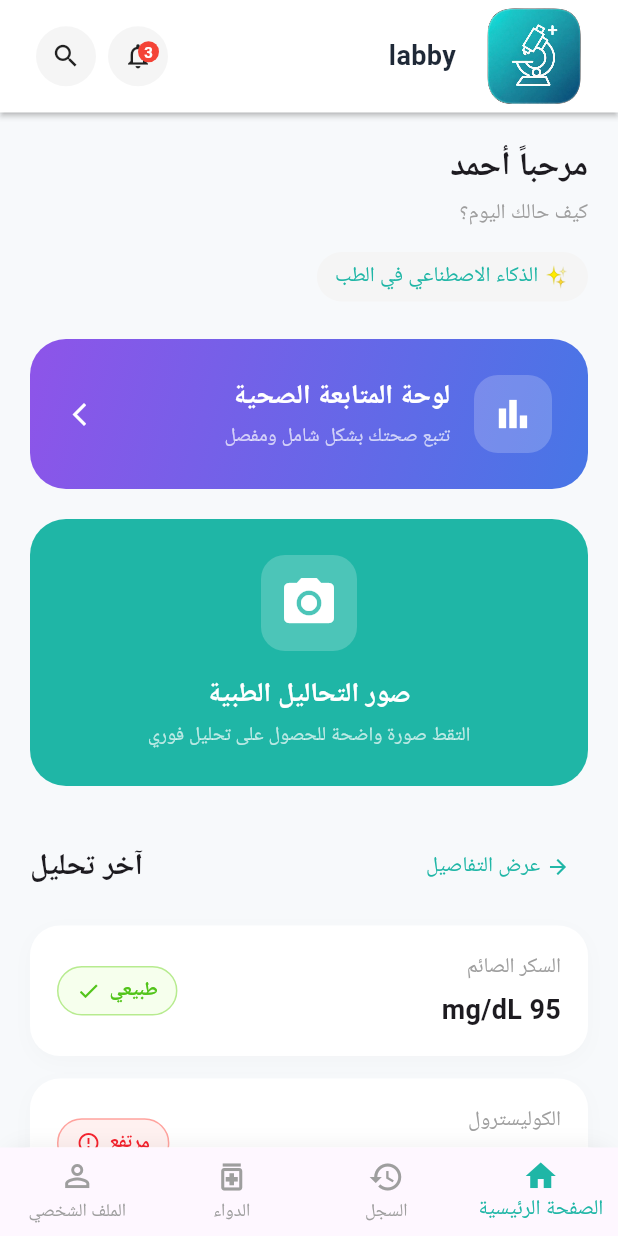
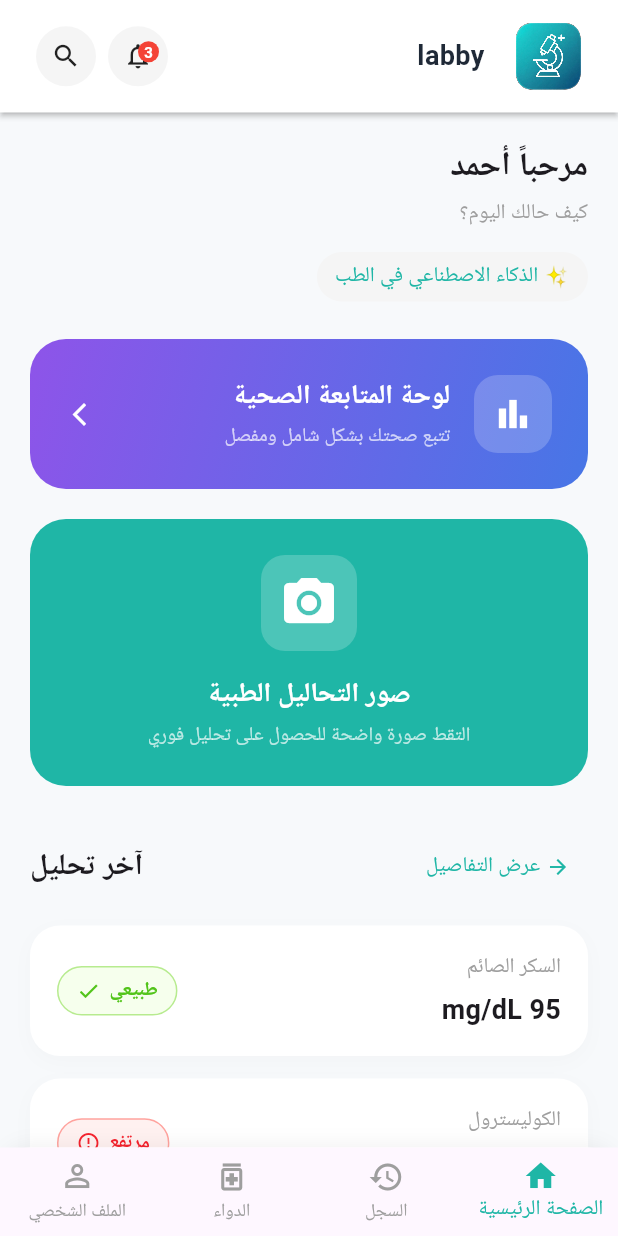
Before and after one commit to enas172-al/ai_medical_app, a Flutter app: the MainScreen screen opened by its route, on a phone screen of 412 x 824 dp. Run offline on Flutter 3.47's test engine with Material 3 defaults, Android fonts, the phone set to English and light mode, and no system bars; our stand-ins replace easy_localization, file_picker, fl_chart, image_picker; Roboto replaces fonts that are missing (Cairo).

Commit message:
update UI

```diff
--- a/lib/core/widgets/custom_app_bar.dart
+++ b/lib/core/widgets/custom_app_bar.dart
@@ -90,8 +90,8 @@ class CustomAppBar extends StatelessWidget implements PreferredSizeWidget {
                   /// اللوقو
                   Image.asset(
                     'assets/images/logo.png',
-                    width: 64,
-                    height: 64,
+                    width: 45,
+                    height: 45,
                     fit: BoxFit.contain,
                     filterQuality: FilterQuality.high,
                   ),
```
Also changed, not shown: pubspec.lock.
